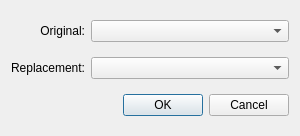
First picture: the form in src/stitchreplacerui.ui, repository iPenguin/CrochetCharts, before the edit.
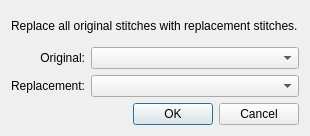
Second picture: the form after the edit.

Commit message: Add description to the stitch replacer dialog.

```diff
--- a/src/stitchreplacerui.ui
+++ b/src/stitchreplacerui.ui
@@ -6,7 +6,7 @@
    <rect>
     <x>0</x>
     <y>0</y>
-    <width>300</width>
+    <width>310</width>
     <height>136</height>
    </rect>
   </property>
@@ -14,7 +14,7 @@
    <string>Replace stitches</string>
   </property>
   <layout class="QGridLayout" name="gridLayout">
-   <item row="2" column="0" colspan="2">
+   <item row="3" column="0" colspan="2">
     <widget class="QDialogButtonBox" name="buttonBox">
      <property name="orientation">
       <enum>Qt::Horizontal</enum>
@@ -24,23 +24,23 @@
      </property>
     </widget>
    </item>
+   <item row="1" column="1">
+    <widget class="QComboBox" name="originalStitch">
+     <property name="sizePolicy">
+      <sizepolicy hsizetype="Expanding" vsizetype="Fixed">
+       <horstretch>0</horstretch>
+       <verstretch>0</verstretch>
+      </sizepolicy>
+     </property>
+     <property name="iconSize">
+      <size>
+       <width>32</width>
+       <height>32</height>
+      </size>
+     </property>
+    </widget>
+   </item>
    <item row="1" column="0">
-    <widget class="QLabel" name="label_2">
-     <property name="sizePolicy">
-      <sizepolicy hsizetype="Preferred" vsizetype="Preferred">
-       <horstretch>0</horstretch>
-       <verstretch>0</verstretch>
-      </sizepolicy>
-     </property>
-     <property name="text">
-      <string>Replacement:</string>
-     </property>
-     <property name="alignment">
-      <set>Qt::AlignRight|Qt::AlignTrailing|Qt::AlignVCenter</set>
-     </property>
-    </widget>
-   </item>
-   <item row="0" column="0">
     <widget class="QLabel" name="label">
      <property name="sizePolicy">
       <sizepolicy hsizetype="Preferred" vsizetype="Preferred">
@@ -56,23 +56,23 @@
      </property>
     </widget>
    </item>
-   <item row="0" column="1">
-    <widget class="QComboBox" name="originalStitch">
+   <item row="2" column="0">
+    <widget class="QLabel" name="label_2">
      <property name="sizePolicy">
-      <sizepolicy hsizetype="Expanding" vsizetype="Fixed">
+      <sizepolicy hsizetype="Preferred" vsizetype="Preferred">
        <horstretch>0</horstretch>
        <verstretch>0</verstretch>
       </sizepolicy>
      </property>
-     <property name="iconSize">
-      <size>
-       <width>32</width>
-       <height>32</height>
-      </size>
+     <property name="text">
+      <string>Replacement:</string>
+     </property>
+     <property name="alignment">
+      <set>Qt::AlignRight|Qt::AlignTrailing|Qt::AlignVCenter</set>
      </property>
     </widget>
    </item>
-   <item row="1" column="1">
+   <item row="2" column="1">
     <widget class="QComboBox" name="replacementStitch">
      <property name="sizePolicy">
       <sizepolicy hsizetype="Expanding" vsizetype="Fixed">
@@ -88,6 +88,13 @@
      </property>
     </widget>
    </item>
+   <item row="0" column="0" colspan="2">
+    <widget class="QLabel" name="label_3">
+     <property name="text">
+      <string>Replace all original stitches with replacement stitches.</string>
+     </property>
+    </widget>
+   </item>
   </layout>
  </widget>
  <resources/>
```
